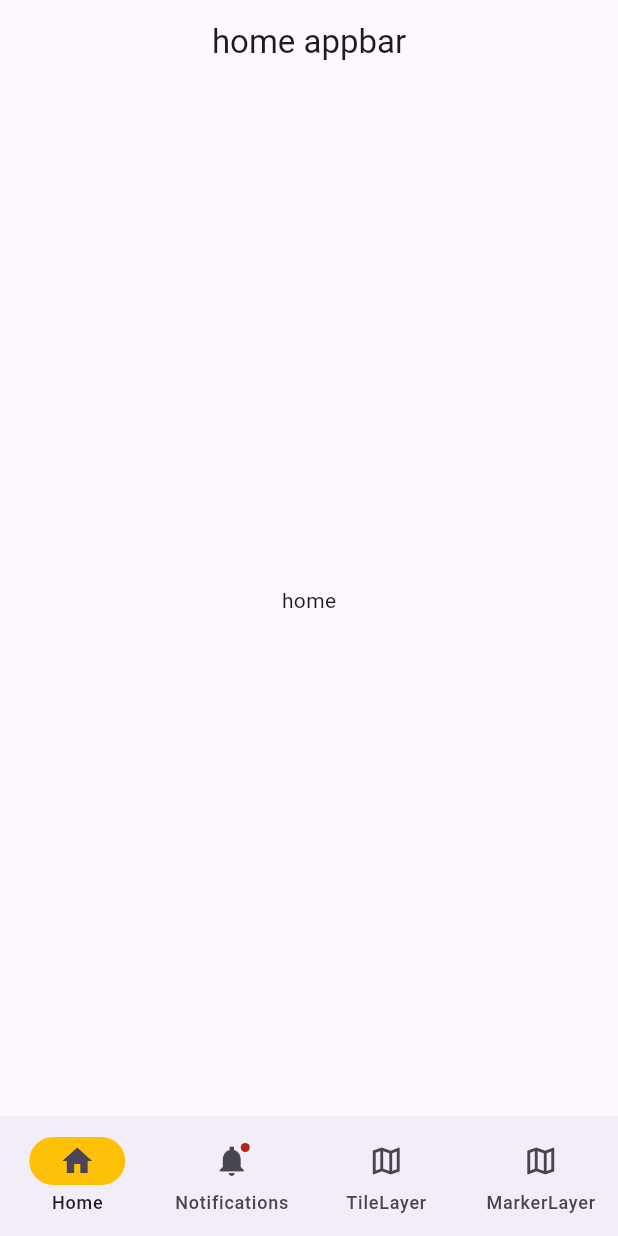
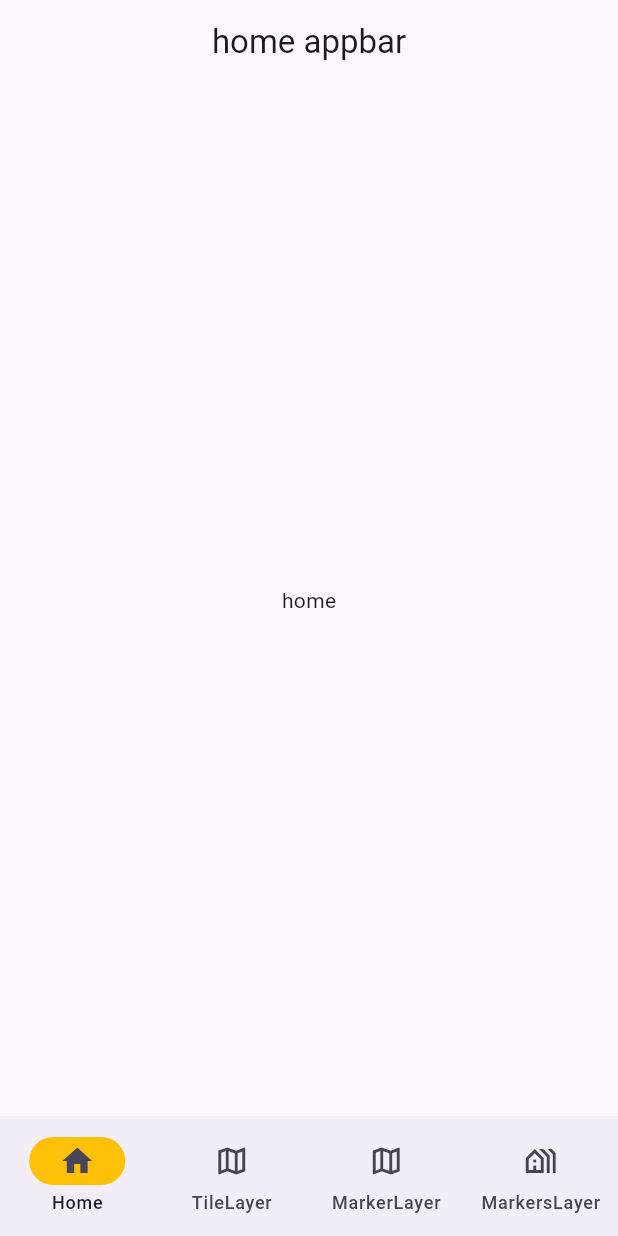
Before and after one commit to hesptech/flutter_openstreetmap, a Flutter app: the screen it shows after launch, on a phone screen of 412 x 824 dp. Run offline on Flutter 3.47's test engine with Material 2 defaults, Android fonts, the phone set to English and light mode, and no system bars; our stand-ins replace flutter_map, latlong2; missing offline and left inert: flutter_map_cancellable_tile_provider.

Commit message:
feat: markers screen

```diff
--- a/lib/custom_bottom_navigation.dart
+++ b/lib/custom_bottom_navigation.dart
@@ -2,7 +2,7 @@ import 'package:flutter/material.dart';
 import 'package:flutter_openstreetmap/home_screen.dart';
 import 'package:flutter_openstreetmap/map_tile_layer_screen.dart';
 import 'package:flutter_openstreetmap/map_marker_layer_screen.dart';
-import 'package:flutter_openstreetmap/notifications_screen.dart';
+import 'package:flutter_openstreetmap/map_markers_layer_screen.dart';
 
 class CustomBottomNavigation extends StatefulWidget {
   const CustomBottomNavigation({super.key});
@@ -21,9 +21,9 @@ class _CustomBottomNavigationState extends State<CustomBottomNavigation> {
 
       body: <Widget>[
         const HomeScreen(),
-        const NotificationsScreen(),
         const MapTileLayerScreen(),
         const MapMarkerScreen(),
+        const MapMarkersScreen(),
       ][currentPageIndex],
 
       bottomNavigationBar: NavigationBar(
@@ -41,12 +41,6 @@ class _CustomBottomNavigationState extends State<CustomBottomNavigation> {
             label: 'Home',
           ),
           NavigationDestination(
-            icon: Badge(
-              child: Icon(Icons.notifications_sharp),
-            ),
-            label: 'Notifications',
-          ),
-          NavigationDestination(
             selectedIcon: Icon(Icons.map),
             icon: Icon(Icons.map_outlined),
             label: 'TileLayer',
@@ -56,6 +50,11 @@ class _CustomBottomNavigationState extends State<CustomBottomNavigation> {
             icon: Icon(Icons.map_outlined),
             label: 'MarkerLayer',
           ),
+          NavigationDestination(
+            selectedIcon: Icon(Icons.holiday_village),
+            icon: Icon(Icons.holiday_village_outlined),
+            label: 'MarkersLayer',
+          ),
         ],
       ),
     );
```
Also changed, not shown: lib/fakedata.dart (added, +10 -0 lines), lib/location.dart (added, +7 -0 lines), lib/map_markers_layer_screen.dart (added, +83 -0 lines), lib/notifications_screen.dart (deleted, +0 -21 lines), 1 other file.
